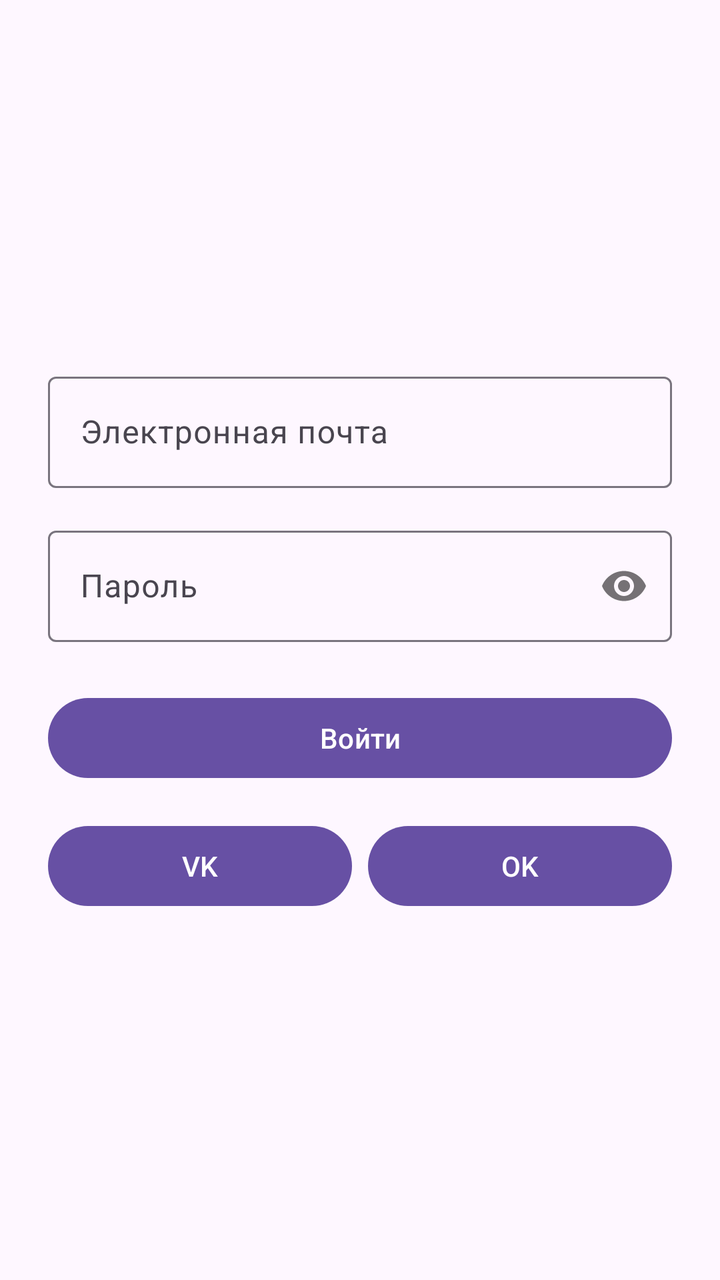
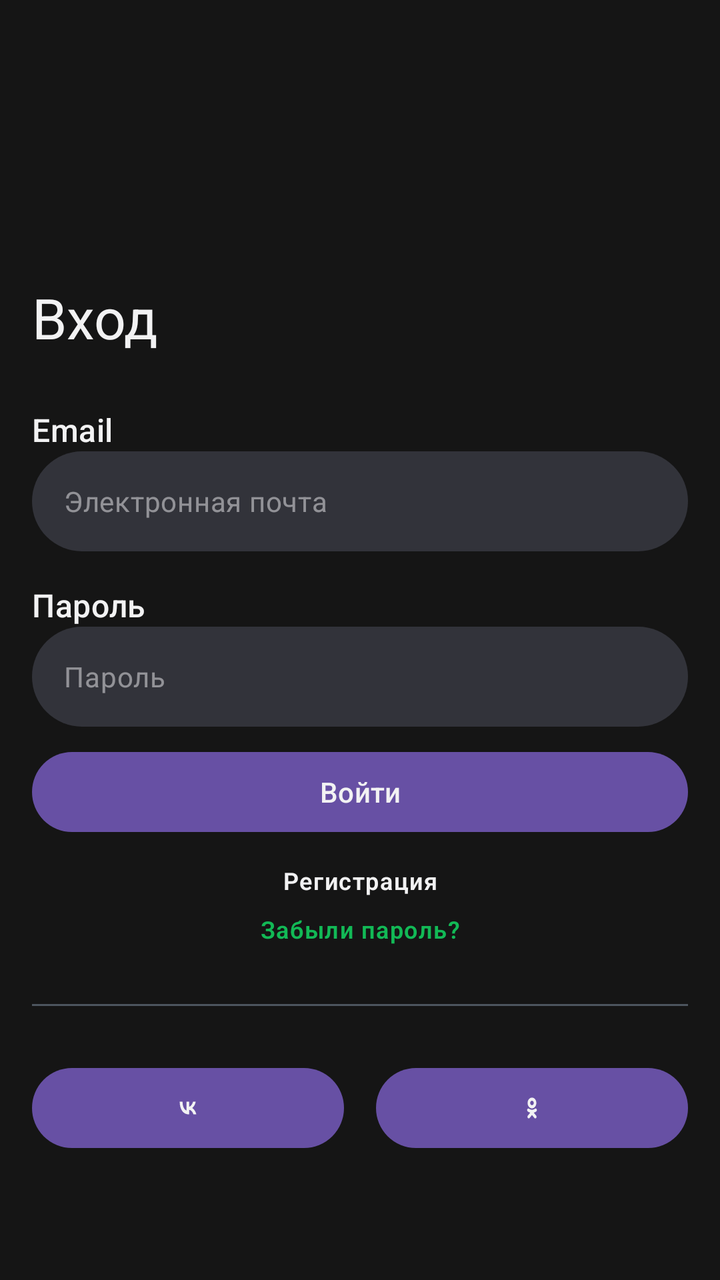

Compare the two renders of this Android layout. The source of the first and the diff that turns it into the second are given below.
<!-- AndroidManifest.xml: another module's application theme Theme.EfffectiveMobileTest -->
<!-- res/layout/fragment_login.xml -->
<?xml version="1.0" encoding="utf-8"?>
<LinearLayout xmlns:android="http://schemas.android.com/apk/res/android"
    xmlns:app="http://schemas.android.com/apk/res-auto"
    android:layout_width="match_parent"
    android:layout_height="match_parent"
    android:gravity="center"
    android:orientation="vertical"
    android:padding="24dp">

    <com.google.android.material.textfield.TextInputLayout
        android:layout_width="match_parent"
        android:layout_height="wrap_content"
        android:hint="@string/hint_email"
        android:layout_marginBottom="16dp">

        <com.google.android.material.textfield.TextInputEditText
            android:id="@+id/input_email"
            android:layout_width="match_parent"
            android:layout_height="wrap_content"
            android:inputType="textEmailAddress" />
    </com.google.android.material.textfield.TextInputLayout>

    <com.google.android.material.textfield.TextInputLayout
        android:layout_width="match_parent"
        android:layout_height="wrap_content"
        android:hint="@string/hint_password"
        android:layout_marginBottom="24dp"
        app:passwordToggleEnabled="true">

        <com.google.android.material.textfield.TextInputEditText
            android:id="@+id/input_password"
            android:layout_width="match_parent"
            android:layout_height="wrap_content"
            android:inputType="textPassword" />
    </com.google.android.material.textfield.TextInputLayout>

    <com.google.android.material.button.MaterialButton
        android:id="@+id/button_login"
        android:layout_width="match_parent"
        android:layout_height="wrap_content"
        android:text="@string/button_login" />

    <LinearLayout
        android:layout_width="match_parent"
        android:layout_height="wrap_content"
        android:layout_marginTop="16dp"
        android:orientation="horizontal">

        <com.google.android.material.button.MaterialButton
            android:id="@+id/button_vk"
            android:layout_width="0dp"
            android:layout_height="wrap_content"
            android:layout_weight="1"
            android:text="@string/button_vk" />

        <com.google.android.material.button.MaterialButton
            android:id="@+id/button_ok"
            android:layout_width="0dp"
            android:layout_height="wrap_content"
            android:layout_marginStart="8dp"
            android:layout_weight="1"
            android:text="@string/button_ok" />
    </LinearLayout>

</LinearLayout>
<!-- resources referenced by this layout -->
<resources>
  <string name="button_ok">OK</string>
  <string name="button_vk">VK</string>
  <!-- unchanged entries left out for length: 5 -->
</resources>

<!-- the commit's change to res/layout/fragment_login.xml (unified diff, before → after) -->
@@ -1,65 +1,175 @@
 <?xml version="1.0" encoding="utf-8"?>
-<LinearLayout xmlns:android="http://schemas.android.com/apk/res/android"
+<androidx.constraintlayout.widget.ConstraintLayout xmlns:android="http://schemas.android.com/apk/res/android"
     xmlns:app="http://schemas.android.com/apk/res-auto"
     android:layout_width="match_parent"
     android:layout_height="match_parent"
-    android:gravity="center"
-    android:orientation="vertical"
-    android:padding="24dp">
+    android:background="@color/auth_background_dark">
 
-    <com.google.android.material.textfield.TextInputLayout
-        android:layout_width="match_parent"
+    <TextView
+        android:id="@+id/text_login_title"
+        android:layout_width="0dp"
         android:layout_height="wrap_content"
-        android:hint="@string/hint_email"
-        android:layout_marginBottom="16dp">
+        android:layout_marginTop="@dimen/auth_title_top"
+        android:layout_marginStart="@dimen/auth_screen_horizontal_padding"
+        android:layout_marginEnd="@dimen/auth_screen_horizontal_padding"
+        android:text="@string/login_title"
+        android:textAppearance="@style/TextAppearance.Auth.HeadlineLarge"
+        app:layout_constraintEnd_toEndOf="parent"
+        app:layout_constraintStart_toStartOf="parent"
+        app:layout_constraintTop_toTopOf="parent" />
 
-        <com.google.android.material.textfield.TextInputEditText
-            android:id="@+id/input_email"
+    <LinearLayout
+        android:id="@+id/layout_inputs"
+        android:layout_width="0dp"
+        android:layout_height="wrap_content"
+        android:layout_marginTop="@dimen/auth_inputs_top"
+        android:layout_marginStart="@dimen/auth_screen_horizontal_padding"
+        android:layout_marginEnd="@dimen/auth_screen_horizontal_padding"
+        android:orientation="vertical"
+        app:layout_constraintEnd_toEndOf="parent"
+        app:layout_constraintStart_toStartOf="parent"
+        app:layout_constraintTop_toTopOf="parent">
+
+        <LinearLayout
             android:layout_width="match_parent"
             android:layout_height="wrap_content"
-            android:inputType="textEmailAddress" />
-    </com.google.android.material.textfield.TextInputLayout>
+            android:orientation="vertical">
 
-    <com.google.android.material.textfield.TextInputLayout
-        android:layout_width="match_parent"
-        android:layout_height="wrap_content"
-        android:hint="@string/hint_password"
-        android:layout_marginBottom="24dp"
-        app:passwordToggleEnabled="true">
+            <TextView
+                android:id="@+id/text_email_label"
+                android:layout_width="match_parent"
+                android:layout_height="wrap_content"
+                android:text="@string/label_email"
+                android:textAppearance="@style/TextAppearance.Auth.TitleMedium" />
 
-        <com.google.android.material.textfield.TextInputEditText
-            android:id="@+id/input_password"
+            <com.google.android.material.textfield.TextInputEditText
+                android:id="@+id/input_email"
+                style="@style/Widget.Auth.Input"
+                android:layout_width="match_parent"
+                android:layout_height="@dimen/auth_input_height"
+                android:hint="@string/hint_email"
+                android:inputType="textEmailAddress" />
+        </LinearLayout>
+
+        <LinearLayout
             android:layout_width="match_parent"
             android:layout_height="wrap_content"
-            android:inputType="textPassword" />
-    </com.google.android.material.textfield.TextInputLayout>
+            android:layout_marginTop="@dimen/auth_spacing_lg"
+            android:orientation="vertical">
+
+            <TextView
+                android:id="@+id/text_password_label"
+                android:layout_width="match_parent"
+                android:layout_height="wrap_content"
+                android:text="@string/label_password"
+                android:textAppearance="@style/TextAppearance.Auth.TitleMedium" />
+
+            <com.google.android.material.textfield.TextInputEditText
+                android:id="@+id/input_password"
+                style="@style/Widget.Auth.Input"
+                android:layout_width="match_parent"
+                android:layout_height="@dimen/auth_input_height"
+                android:hint="@string/hint_password"
+                android:inputType="textPassword" />
+        </LinearLayout>
+
+    </LinearLayout>
 
     <com.google.android.material.button.MaterialButton
         android:id="@+id/button_login"
-        android:layout_width="match_parent"
-        android:layout_height="wrap_content"
-        android:text="@string/button_login" />
+        style="@style/Widget.Auth.Button.Primary"
+        android:layout_width="0dp"
+        android:layout_height="@dimen/auth_button_height"
+        android:layout_marginTop="@dimen/auth_primary_button_top"
+        android:layout_marginStart="@dimen/auth_screen_horizontal_padding"
+        android:layout_marginEnd="@dimen/auth_screen_horizontal_padding"
+        android:backgroundTint="@null"
+        android:text="@string/button_login"
+        app:layout_constraintEnd_toEndOf="parent"
+        app:layout_constraintStart_toStartOf="parent"
+        app:layout_constraintTop_toTopOf="parent" />
 
     <LinearLayout
-        android:layout_width="match_parent"
+        android:id="@+id/layout_secondary_actions"
+        android:layout_width="wrap_content"
         android:layout_height="wrap_content"
-        android:layout_marginTop="16dp"
-        android:orientation="horizontal">
+        android:layout_marginTop="@dimen/auth_actions_top"
+        android:gravity="center"
+        android:orientation="vertical"
+        app:layout_constraintEnd_toEndOf="parent"
+        app:layout_constraintStart_toStartOf="parent"
+        app:layout_constraintTop_toTopOf="parent">
+
+        <TextView
+            android:id="@+id/text_action_signup"
+            android:layout_width="wrap_content"
+            android:layout_height="wrap_content"
+            android:text="@string/login_action_signup"
+            android:textAppearance="@style/TextAppearance.Auth.LabelSmall" />
+
+        <TextView
+            android:id="@+id/text_action_forgot_password"
+            android:layout_width="wrap_content"
+            android:layout_height="wrap_content"
+            android:layout_marginTop="@dimen/auth_spacing_sm"
+            android:text="@string/login_action_forgot_password"
+            android:textAppearance="@style/TextAppearance.Auth.LabelSmall"
+            android:textColor="@color/auth_text_accent" />
+    </LinearLayout>
+
+    <View
+        android:id="@+id/view_divider"
+        android:layout_width="0dp"
+        android:layout_height="@dimen/auth_divider_height"
+        android:layout_marginTop="@dimen/auth_divider_top"
+        android:layout_marginStart="@dimen/auth_screen_horizontal_padding"
+        android:layout_marginEnd="@dimen/auth_screen_horizontal_padding"
+        android:background="@color/auth_divider"
+        app:layout_constraintEnd_toEndOf="parent"
+        app:layout_constraintStart_toStartOf="parent"
+        app:layout_constraintTop_toTopOf="parent" />
+
+    <LinearLayout
+        android:id="@+id/layout_social"
+        android:layout_width="0dp"
+        android:layout_height="@dimen/auth_button_height"
+        android:layout_marginTop="@dimen/auth_social_top"
+        android:layout_marginStart="@dimen/auth_screen_horizontal_padding"
+        android:layout_marginEnd="@dimen/auth_screen_horizontal_padding"
+        android:orientation="horizontal"
+        app:layout_constraintEnd_toEndOf="parent"
+        app:layout_constraintStart_toStartOf="parent"
+        app:layout_constraintTop_toTopOf="parent">
 
         <com.google.android.material.button.MaterialButton
             android:id="@+id/button_vk"
+            style="@style/Widget.Auth.Button.Social"
             android:layout_width="0dp"
-            android:layout_height="wrap_content"
+            android:layout_height="@dimen/auth_button_height"
             android:layout_weight="1"
-            android:text="@string/button_vk" />
+            android:background="@drawable/bg_auth_button_social_vk"
+            android:backgroundTint="@null"
+            android:contentDescription="@string/cd_social_vk"
+            android:gravity="center"
+            android:text=""
+            app:icon="@drawable/ic_auth_vk"
+            app:iconGravity="textStart" />
 
         <com.google.android.material.button.MaterialButton
             android:id="@+id/button_ok"
+            style="@style/Widget.Auth.Button.Social"
             android:layout_width="0dp"
-            android:layout_height="wrap_content"
-            android:layout_marginStart="8dp"
+            android:layout_height="@dimen/auth_button_height"
+            android:layout_marginStart="@dimen/auth_spacing_lg"
             android:layout_weight="1"
-            android:text="@string/button_ok" />
+            android:background="@drawable/bg_auth_button_social_ok"
+            android:backgroundTint="@null"
+            android:contentDescription="@string/cd_social_ok"
+            android:gravity="center"
+            android:text=""
+            app:icon="@drawable/ic_auth_ok"
+            app:iconGravity="textStart" />
+
     </LinearLayout>
 
-</LinearLayout>
+</androidx.constraintlayout.widget.ConstraintLayout>
<!-- resource entries referenced after the edit -->
@@ -1,7 +1,263 @@
 <!-- resources referenced by this layout -->
 <resources>
-  <string name="button_ok">OK</string>
-  <string name="button_vk">VK</string>
+  <color name="auth_background_dark">#151515</color>
+  <color name="auth_divider">#4D555E</color>
+  <color name="auth_text_accent">#12B956</color>
+  <dimen name="auth_actions_top">432dp</dimen>
+  <dimen name="auth_button_height">40dp</dimen>
+  <dimen name="auth_divider_height">1dp</dimen>
+  <dimen name="auth_divider_top">502dp</dimen>
+  <dimen name="auth_input_height">50dp</dimen>
+  <dimen name="auth_inputs_top">204dp</dimen>
+  <dimen name="auth_primary_button_top">376dp</dimen>
+  <dimen name="auth_screen_horizontal_padding">16dp</dimen>
+  <dimen name="auth_social_top">534dp</dimen>
+  <dimen name="auth_spacing_lg">16dp</dimen>
+  <dimen name="auth_spacing_sm">8dp</dimen>
+  <dimen name="auth_title_top">140dp</dimen>
+  <!-- drawable bg_auth_button_social_ok (drawable) -->
+  <?xml version="1.0" encoding="utf-8"?>
+  <ripple xmlns:android="http://schemas.android.com/apk/res/android"
+      android:color="@color/auth_ripple_light">
+      <item android:drawable="@drawable/selector_auth_button_social_ok_fill" />
+  </ripple>
+  <!-- drawable bg_auth_button_social_vk (drawable) -->
+  <?xml version="1.0" encoding="utf-8"?>
+  <ripple xmlns:android="http://schemas.android.com/apk/res/android"
+      android:color="@color/auth_ripple_light">
+      <item android:drawable="@drawable/selector_auth_button_social_vk_fill" />
+  </ripple>
+  <!-- drawable ic_auth_ok (drawable) -->
+  <?xml version="1.0" encoding="utf-8"?>
+  <vector xmlns:android="http://schemas.android.com/apk/res/android"
+      android:width="16dp"
+      android:height="16dp"
+      android:viewportWidth="50"
+      android:viewportHeight="40">
+      <path
+          android:fillColor="@color/auth_text_primary"
+          android:pathData="M27.7572,25.879C29.1443,25.5672 30.482,25.0258 31.7142,24.2623C32.6466,23.6822 32.9275,22.4661 32.34,21.5462C31.7529,20.6242 30.5212,20.3466 29.5871,20.9267C26.7958,22.6584 23.2021,22.658 20.4125,20.9267C19.4784,20.3466 18.2462,20.6242 17.6603,21.5462C17.0728,22.467 17.3529,23.6822 18.2854,24.2623C19.5175,25.025 20.8553,25.5672 22.2423,25.879L18.4326,29.6378C17.6538,30.4069 17.6538,31.654 18.4334,32.4231C18.8236,32.8073 19.3341,32.9995 19.8445,32.9995C20.3558,32.9995 20.8671,32.8073 21.2573,32.4231L24.9994,28.7295L28.7447,32.4231C29.5235,33.1922 30.787,33.1922 31.5666,32.4231C32.3469,31.654 32.3469,30.4061 31.5666,29.6378L27.7572,25.879Z" />
+      <path
+          android:fillColor="@color/auth_text_primary"
+          android:pathData="M31.7759,13.7169C31.7759,17.4197 28.716,20.4317 24.9517,20.4317C21.1882,20.4317 18.1274,17.4197 18.1274,13.7169C18.1274,10.0128 21.1882,7 24.9517,7C28.716,7 31.7759,10.0128 31.7759,13.7169ZM27.7773,13.7168C27.7773,12.1833 26.5099,10.9363 24.9517,10.9363C23.3948,10.9363 22.1261,12.1833 22.1261,13.7168C22.1261,15.2492 23.3948,16.497 24.9517,16.497C26.5099,16.497 27.7773,15.2492 27.7773,13.7168Z" />
+  </vector>
+  <!-- drawable ic_auth_vk (drawable) -->
+  <?xml version="1.0" encoding="utf-8"?>
+  <vector xmlns:android="http://schemas.android.com/apk/res/android"
+      android:width="16dp"
+      android:height="16dp"
+      android:viewportWidth="50"
+      android:viewportHeight="40">
+      <path
+          android:fillColor="@color/auth_text_primary"
+          android:pathData="M26.3213,28C17.5378,28 12.2072,21.9889 12,12H16.4486C16.5873,19.3376 19.9717,22.4515 22.5661,23.0862V12H26.8309V18.3308C29.3333,18.0573 31.9511,15.1769 32.833,12H37.0261C36.3545,15.9086 33.5046,18.7888 31.4883,19.9769C33.5046,20.9375 36.7487,23.452 38,28H33.3893C32.4155,24.9598 30.0283,22.6052 26.8309,22.2855V28H26.3213Z" />
+  </vector>
+  <string name="cd_social_ok">Войти через OK</string>
+  <string name="cd_social_vk">Войти через VK</string>
+  <string name="label_email">Email</string>
+  <string name="label_password">Пароль</string>
+  <string name="login_action_forgot_password">Забыли пароль?</string>
+  <string name="login_action_signup">Регистрация</string>
+  <string name="login_title">Вход</string>
+  <style name="TextAppearance.Auth.HeadlineLarge" parent="TextAppearance.Material3.HeadlineLarge">
+          <item name="android:fontFamily">sans-serif</item>
+          <item name="android:textSize">@dimen/auth_text_size_headline_large</item>
+          <item name="android:lineHeight">@dimen/auth_line_height_headline_large</item>
+          <item name="android:textFontWeight">400</item>
+          <item name="android:textColor">@color/auth_text_primary</item>
+      </style>
+  <style name="TextAppearance.Auth.LabelSmall" parent="TextAppearance.Material3.LabelSmall">
+          <item name="android:fontFamily">sans-serif</item>
+          <item name="android:textSize">@dimen/auth_text_size_label_small</item>
+          <item name="android:lineHeight">@dimen/auth_line_height_label_small</item>
+          <item name="android:textFontWeight">600</item>
+          <item name="android:textColor">@color/auth_text_primary</item>
+      </style>
+  <style name="TextAppearance.Auth.TitleMedium" parent="TextAppearance.Material3.TitleMedium">
+          <item name="android:fontFamily">sans-serif</item>
+          <item name="android:textSize">@dimen/auth_text_size_title_medium</item>
+          <item name="android:lineHeight">@dimen/auth_line_height_title_medium</item>
+          <item name="android:textFontWeight">500</item>
+          <item name="android:textColor">@color/auth_text_primary</item>
+      </style>
+  <style name="Widget.Auth.Button.Primary" parent="Widget.Material3.Button">
+          <item name="android:layout_height">@dimen/auth_button_height</item>
+          <item name="android:background">@drawable/bg_auth_button_primary</item>
+          <item name="android:textColor">@color/selector_auth_button_primary_text</item>
+          <item name="android:textAppearance">@style/TextAppearance.Auth.Button</item>
+          <item name="android:insetTop">0dp</item>
+          <item name="android:insetBottom">0dp</item>
+          <item name="android:insetLeft">0dp</item>
+          <item name="android:insetRight">0dp</item>
+          <item name="android:paddingStart">@dimen/auth_button_horizontal_padding</item>
+          <item name="android:paddingEnd">@dimen/auth_button_horizontal_padding</item>
+      </style>
+  <style name="Widget.Auth.Button.Social" parent="Widget.Material3.Button">
+          <item name="android:layout_height">@dimen/auth_button_height</item>
+          <item name="android:textAppearance">@style/TextAppearance.Auth.Button</item>
+          <item name="iconPadding">0dp</item>
+          <item name="iconTint">@color/auth_text_primary</item>
+          <item name="iconSize">@dimen/auth_social_icon_size</item>
+          <item name="android:insetTop">0dp</item>
+          <item name="android:insetBottom">0dp</item>
+          <item name="android:insetLeft">0dp</item>
+          <item name="android:insetRight">0dp</item>
+          <item name="android:minWidth">0dp</item>
+          <item name="android:minHeight">0dp</item>
+      </style>
+  <style name="Widget.Auth.Input" parent="Widget.AppCompat.EditText">
+          <item name="android:layout_height">@dimen/auth_input_height</item>
+          <item name="android:background">@drawable/selector_auth_input_background</item>
+          <item name="android:paddingStart">@dimen/auth_input_horizontal_padding</item>
+          <item name="android:paddingEnd">@dimen/auth_input_horizontal_padding</item>
+          <item name="android:textColor">@color/auth_text_primary</item>
+          <item name="android:textColorHint">@color/auth_text_primary_50</item>
+          <item name="android:textAppearance">@style/TextAppearance.Auth.BodyMedium</item>
+      </style>
+  <color name="auth_ripple_light">#33FFFFFF</color>
+  <!-- drawable selector_auth_button_social_ok_fill (drawable) -->
+  <?xml version="1.0" encoding="utf-8"?>
+  <selector xmlns:android="http://schemas.android.com/apk/res/android">
+      <item
+          android:state_pressed="true"
+          android:drawable="@drawable/shape_auth_button_social_ok_pressed" />
+      <item android:drawable="@drawable/shape_auth_button_social_ok" />
+  </selector>
+  <!-- drawable selector_auth_button_social_vk_fill (drawable) -->
+  <?xml version="1.0" encoding="utf-8"?>
+  <selector xmlns:android="http://schemas.android.com/apk/res/android">
+      <item
+          android:state_pressed="true"
+          android:drawable="@drawable/shape_auth_button_social_vk_pressed" />
+      <item android:drawable="@drawable/shape_auth_button_social_vk" />
+  </selector>
+  <color name="auth_text_primary">#F2F2F3</color>
+  <dimen name="auth_text_size_headline_large">28sp</dimen>
+  <dimen name="auth_line_height_headline_large">36sp</dimen>
+  <dimen name="auth_text_size_label_small">12sp</dimen>
+  <dimen name="auth_line_height_label_small">15sp</dimen>
+  <dimen name="auth_text_size_title_medium">16sp</dimen>
+  <dimen name="auth_line_height_title_medium">18sp</dimen>
+  <!-- drawable bg_auth_button_primary (drawable) -->
+  <?xml version="1.0" encoding="utf-8"?>
+  <ripple xmlns:android="http://schemas.android.com/apk/res/android"
+      android:color="@color/auth_ripple_light">
+      <item android:drawable="@drawable/selector_auth_button_primary_fill" />
+  </ripple>
+  <style name="TextAppearance.Auth.Button" parent="TextAppearance.Material3.LabelLarge">
+          <item name="android:fontFamily">sans-serif</item>
+          <item name="android:textSize">@dimen/auth_text_size_body_medium</item>
+          <item name="android:lineHeight">@dimen/auth_line_height_body_medium</item>
+          <item name="android:textFontWeight">500</item>
+      </style>
+  <dimen name="auth_button_horizontal_padding">20dp</dimen>
+  <dimen name="auth_social_icon_size">16dp</dimen>
+  <!-- drawable selector_auth_input_background (drawable) -->
+  <?xml version="1.0" encoding="utf-8"?>
+  <selector xmlns:android="http://schemas.android.com/apk/res/android">
+      <item
+          android:state_focused="true"
+          android:drawable="@drawable/shape_auth_input_focused" />
+      <item
+          android:state_pressed="true"
+          android:drawable="@drawable/shape_auth_input_focused" />
+      <item android:drawable="@drawable/shape_auth_input_default" />
+  </selector>
+  <dimen name="auth_input_horizontal_padding">16dp</dimen>
+  <color name="auth_text_primary_50">#80F2F2F3</color>
+  <style name="TextAppearance.Auth.BodyMedium" parent="TextAppearance.Material3.BodyMedium">
+          <item name="android:fontFamily">sans-serif</item>
+          <item name="android:textSize">@dimen/auth_text_size_body_medium</item>
+          <item name="android:lineHeight">@dimen/auth_line_height_body_medium</item>
+          <item name="android:textFontWeight">400</item>
+          <item name="android:textColor">@color/auth_text_primary</item>
+      </style>
+  <!-- drawable shape_auth_button_social_ok_pressed (drawable) -->
+  <?xml version="1.0" encoding="utf-8"?>
+  <shape xmlns:android="http://schemas.android.com/apk/res/android" android:shape="rectangle">
+      <corners android:radius="@dimen/auth_button_radius" />
+      <gradient
+          android:angle="270"
+          android:startColor="@color/auth_primary_orange_start_pressed"
+          android:endColor="@color/auth_primary_orange_end_pressed" />
+  </shape>
+  <!-- drawable shape_auth_button_social_ok (drawable) -->
+  <?xml version="1.0" encoding="utf-8"?>
+  <shape xmlns:android="http://schemas.android.com/apk/res/android" android:shape="rectangle">
+      <corners android:radius="@dimen/auth_button_radius" />
+      <gradient
+          android:angle="270"
+          android:startColor="@color/auth_primary_orange_start"
+          android:endColor="@color/auth_primary_orange_end" />
+  </shape>
+  <!-- drawable shape_auth_button_social_vk_pressed (drawable) -->
+  <?xml version="1.0" encoding="utf-8"?>
+  <shape xmlns:android="http://schemas.android.com/apk/res/android" android:shape="rectangle">
+      <corners android:radius="@dimen/auth_button_radius" />
+      <solid android:color="@color/auth_primary_blue_pressed" />
+  </shape>
+  <!-- drawable shape_auth_button_social_vk (drawable) -->
+  <?xml version="1.0" encoding="utf-8"?>
+  <shape xmlns:android="http://schemas.android.com/apk/res/android" android:shape="rectangle">
+      <corners android:radius="@dimen/auth_button_radius" />
+      <solid android:color="@color/auth_primary_blue" />
+  </shape>
+  <!-- drawable selector_auth_button_primary_fill (drawable) -->
+  <?xml version="1.0" encoding="utf-8"?>
+  <selector xmlns:android="http://schemas.android.com/apk/res/android">
+      <item
+          android:state_enabled="false"
+          android:drawable="@drawable/shape_auth_button_primary_disabled" />
+      <item
+          android:state_pressed="true"
+          android:drawable="@drawable/shape_auth_button_primary_pressed" />
+      <item android:drawable="@drawable/shape_auth_button_primary_enabled" />
+  </selector>
+  <dimen name="auth_text_size_body_medium">14sp</dimen>
+  <dimen name="auth_line_height_body_medium">20sp</dimen>
+  <!-- drawable shape_auth_input_focused (drawable) -->
+  <?xml version="1.0" encoding="utf-8"?>
+  <shape xmlns:android="http://schemas.android.com/apk/res/android" android:shape="rectangle">
+      <corners android:radius="@dimen/auth_button_radius" />
+      <solid android:color="@color/auth_surface_field" />
+      <stroke
+          android:width="@dimen/auth_divider_height"
+          android:color="@color/auth_primary_green" />
+  </shape>
+  <!-- drawable shape_auth_input_default (drawable) -->
+  <?xml version="1.0" encoding="utf-8"?>
+  <shape xmlns:android="http://schemas.android.com/apk/res/android" android:shape="rectangle">
+      <corners android:radius="@dimen/auth_button_radius" />
+      <solid android:color="@color/auth_surface_field" />
+  </shape>
+  <dimen name="auth_button_radius">30dp</dimen>
+  <color name="auth_primary_orange_start_pressed">#D57408</color>
+  <color name="auth_primary_orange_end_pressed">#D44E00</color>
+  <color name="auth_primary_orange_start">#F98509</color>
+  <color name="auth_primary_orange_end">#F95D00</color>
+  <color name="auth_primary_blue_pressed">#1F6FC8</color>
+  <color name="auth_primary_blue">#2683ED</color>
+  <!-- drawable shape_auth_button_primary_disabled (drawable) -->
+  <?xml version="1.0" encoding="utf-8"?>
+  <shape xmlns:android="http://schemas.android.com/apk/res/android" android:shape="rectangle">
+      <corners android:radius="@dimen/auth_button_radius" />
+      <solid android:color="@color/auth_surface_field" />
+  </shape>
+  <!-- drawable shape_auth_button_primary_pressed (drawable) -->
+  <?xml version="1.0" encoding="utf-8"?>
+  <shape xmlns:android="http://schemas.android.com/apk/res/android" android:shape="rectangle">
+      <corners android:radius="@dimen/auth_button_radius" />
+      <solid android:color="@color/auth_primary_green_pressed" />
+  </shape>
+  <!-- drawable shape_auth_button_primary_enabled (drawable) -->
+  <?xml version="1.0" encoding="utf-8"?>
+  <shape xmlns:android="http://schemas.android.com/apk/res/android" android:shape="rectangle">
+      <corners android:radius="@dimen/auth_button_radius" />
+      <solid android:color="@color/auth_primary_green" />
+  </shape>
+  <color name="auth_surface_field">#32333A</color>
+  <color name="auth_primary_green">#12B956</color>
+  <color name="auth_primary_green_pressed">#0F9F49</color>
   <!-- unchanged entries left out for length: 5 -->
 </resources>
 
